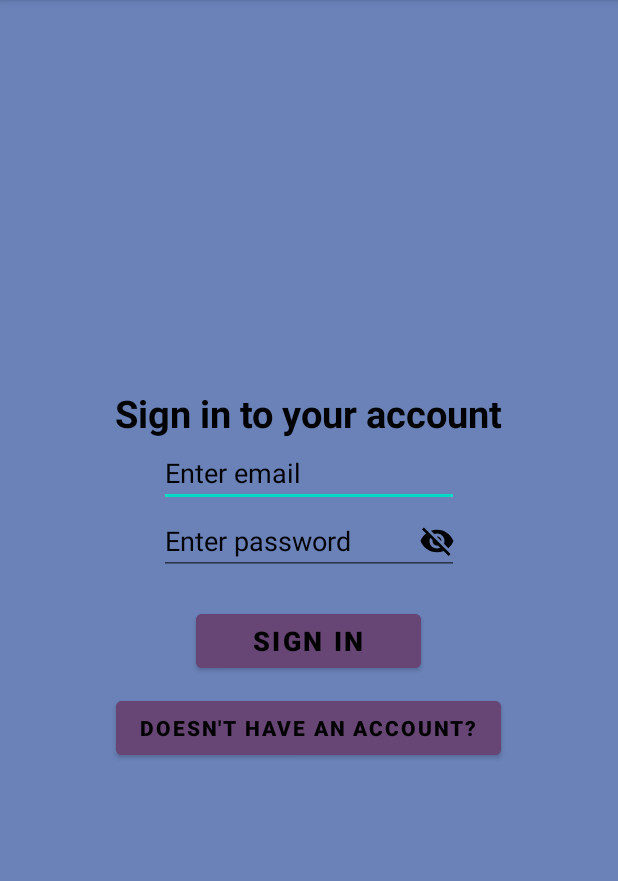
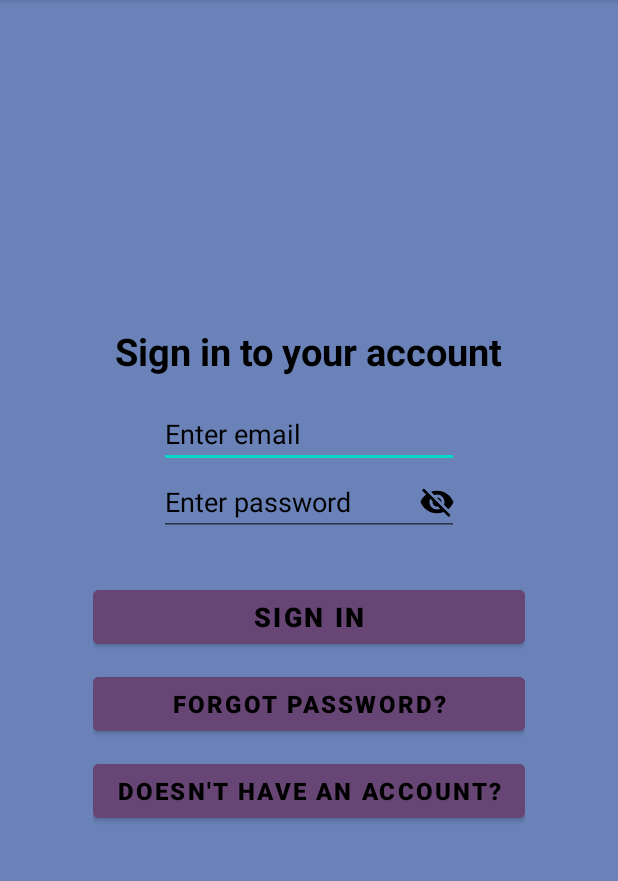
Before and after one commit to Siond5/Paintrest, an Android app: the LoginActivity screen opened directly, with no data from a screen before it, on a phone screen of 412 x 824 dp, the part 84-965 px from its top. Run offline under Robolectric (Android 15) with nearby library versions, the phone set to English and light mode, and no system bars; our stand-ins replace Firebase (no records; nobody signed in at launch, a user with empty details on screens opened directly).

Commit message:
reset password

```diff
--- /dev/null
+++ b/app/src/main/res/drawable/baseline_visibility_24.xml
@@ -0,0 +1,5 @@
+<vector xmlns:android="http://schemas.android.com/apk/res/android" android:height="24dp" android:tint="#000000" android:viewportHeight="24" android:viewportWidth="24" android:width="24dp">
+
+    <path android:fillColor="@android:color/white" android:pathData="M12,4.5C7,4.5 2.73,7.61 1,12c1.73,4.39 6,7.5 11,7.5s9.27,-3.11 11,-7.5c-1.73,-4.39 -6,-7.5 -11,-7.5zM12,17c-2.76,0 -5,-2.24 -5,-5s2.24,-5 5,-5 5,2.24 5,5 -2.24,5 -5,5zM12,9c-1.66,0 -3,1.34 -3,3s1.34,3 3,3 3,-1.34 3,-3 -1.34,-3 -3,-3z"/>
+
+</vector>
--- a/app/src/main/res/layout/activity_login.xml
+++ b/app/src/main/res/layout/activity_login.xml
@@ -13,6 +13,7 @@
     <TextView
         android:layout_width="wrap_content"
         android:layout_height="wrap_content"
+        android:layout_marginBottom="15dp"
         android:text="Sign in to your account"
         android:textSize="25dp"
         style="@style/BoldText" />
@@ -29,7 +30,7 @@
     <RelativeLayout
         android:layout_width="200dp"
         android:layout_height="wrap_content"
-        android:layout_marginBottom="10dp">
+        android:layout_marginBottom="30dp">
 
         <EditText
             android:id="@+id/etLoginPassword"
@@ -51,22 +52,44 @@
             android:src="@drawable/ic_visibility_off"
             android:contentDescription="Toggle password visibility" />
     </RelativeLayout>
+<LinearLayout
+    android:layout_width="wrap_content"
+    android:layout_height="wrap_content"
+    android:orientation="vertical"
+    android:gravity="center"
+    >
+    <Button
+        android:layout_width="match_parent"
+        android:layout_height="wrap_content"
+        android:layout_marginBottom="10dp"
+        android:text="Sign in"
+        style="@style/BoldText"
+        android:backgroundTint="@color/button"
+        android:id="@+id/btnLogin"
+        android:textSize="18dp"
+        android:layout_above="@id/etLoginPassword"
+        />
 
     <Button
-        android:layout_width="150dp"
+        android:id="@+id/btnForgotPassword"
+        android:layout_width="match_parent"
         android:layout_height="wrap_content"
-        android:text="Sign in"
+        android:layout_marginBottom="10dp"
+        android:text="Forgot Password?"
         style="@style/BoldText"
-        android:backgroundTint="#674675"
-        android:layout_margin="10dp"
-        android:id="@+id/btnLogin"
-        android:textSize="18dp"/>
+        android:backgroundTint="@color/button"
+        android:textSize="16dp"
+        android:layout_above="@id/goSignup"
+        />
 
     <Button
         android:id="@+id/goSignup"
-        android:layout_width="wrap_content"
+        android:layout_width="match_parent"
         android:layout_height="wrap_content"
         android:text="Doesn't have an account?"
-        android:backgroundTint="#674675"
-        style="@style/BoldText"/>
+        android:backgroundTint="@color/button"
+        style="@style/BoldText"
+        android:textSize="16dp"
+        />
 </LinearLayout>
+</LinearLayout>
--- a/app/src/main/res/layout/activity_signup.xml
+++ b/app/src/main/res/layout/activity_signup.xml
@@ -100,7 +100,7 @@
         android:layout_height="wrap_content"
         android:text="Sign up"
         style="@style/BoldText"
-        android:backgroundTint="#674675"
+        android:backgroundTint="@color/button"
         android:id="@+id/btnSignup"
         android:layout_margin="10dp"
         android:textSize="18dp"/>
@@ -112,6 +112,6 @@
         android:layout_margin="5dp"
         android:text="Already have an account?"
         style="@style/BoldText"
-        android:backgroundTint="#674675"
+        android:backgroundTint="@color/button"
         />
 </LinearLayout>
```
Also changed, not shown: app/src/main/java/com/example/login/LoginActivity.java (+30 -2 lines), app/src/main/java/com/example/login/UserDetailsFragment.java (+14 -1 lines), app/src/main/res/layout/dialog_forgot_password.xml (added, +16 -0 lines), app/src/main/res/layout/fragment_user_details.xml (+17 -4 lines).
